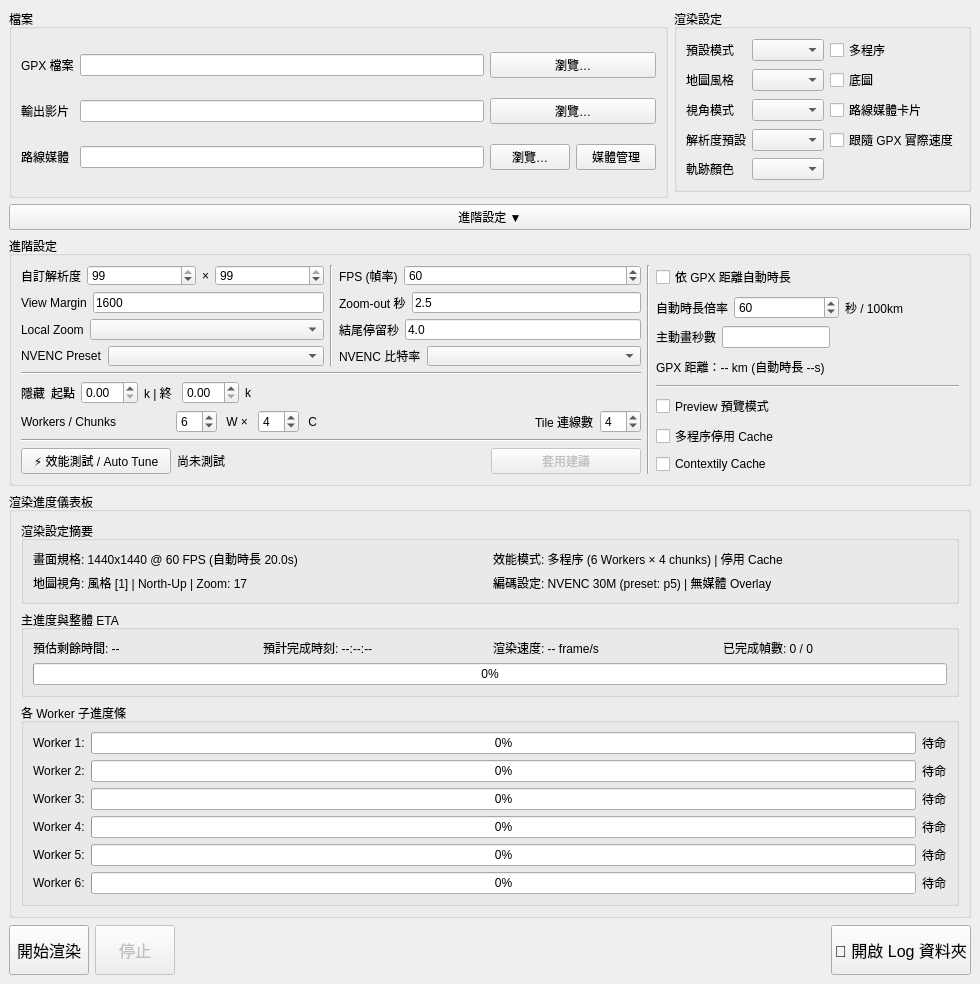
This is gpx_renderer/gui/main_window.ui in kw31304/gpx-ride-animation-main-gui as Qt 5 draws it before an edit. The edited form follows.
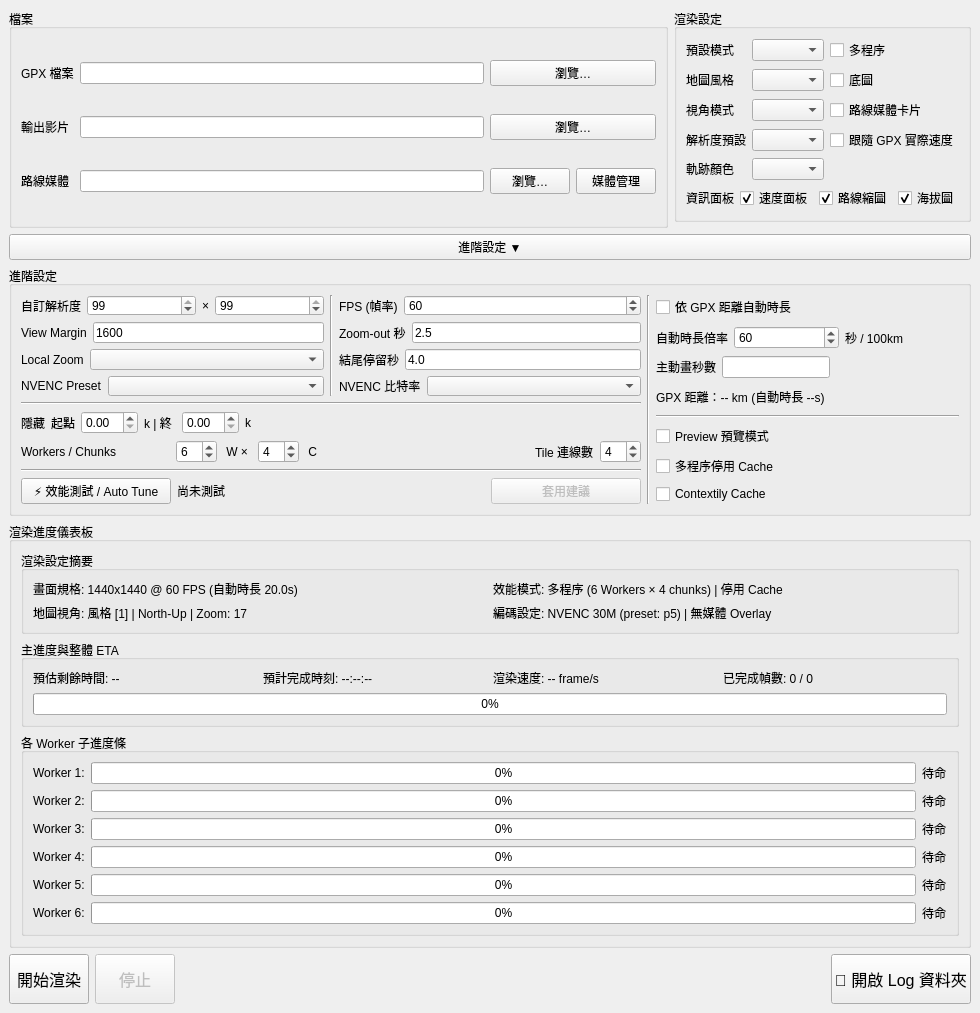
This is the edited form.

Commit message: 將資訊面板開關元件完整整合進 main_window.ui 與 ui_main_window.py 支援 Qt Designer 編輯

```diff
--- a/gpx_renderer/gui/main_window.ui
+++ b/gpx_renderer/gui/main_window.ui
@@ -1351,6 +1351,59 @@
          </property>
         </spacer>
        </item>
+        <item row="5" column="0" colspan="2">
+         <layout class="QHBoxLayout" name="horizontalLayout_panels">
+          <item>
+           <widget class="QLabel" name="lbl_panels">
+            <property name="toolTip">
+             <string>用途：控制是否在動畫主畫面中顯示速度儀表、路線縮圖或海拔高度剖面圖。</string>
+            </property>
+            <property name="text">
+             <string>資訊面板</string>
+            </property>
+           </widget>
+          </item>
+          <item>
+           <widget class="QCheckBox" name="chk_show_speed">
+            <property name="toolTip">
+             <string>用途：控制是否在畫面左上角顯示即時速度與數據面板。</string>
+            </property>
+            <property name="text">
+             <string>速度面板</string>
+            </property>
+            <property name="checked">
+             <bool>true</bool>
+            </property>
+           </widget>
+          </item>
+          <item>
+           <widget class="QCheckBox" name="chk_show_minimap">
+            <property name="toolTip">
+             <string>用途：控制是否在畫面右上角顯示路線縮圖與進度面板。</string>
+            </property>
+            <property name="text">
+             <string>路線縮圖</string>
+            </property>
+            <property name="checked">
+             <bool>true</bool>
+            </property>
+           </widget>
+          </item>
+          <item>
+           <widget class="QCheckBox" name="chk_show_elevation">
+            <property name="toolTip">
+             <string>用途：控制是否在畫面下方顯示全景高度剖面圖。</string>
+            </property>
+            <property name="text">
+             <string>海拔圖</string>
+            </property>
+            <property name="checked">
+             <bool>true</bool>
+            </property>
+           </widget>
+          </item>
+         </layout>
+        </item>
       </layout>
      </widget>
     </item>
```
The commit also changes 1 other file.
